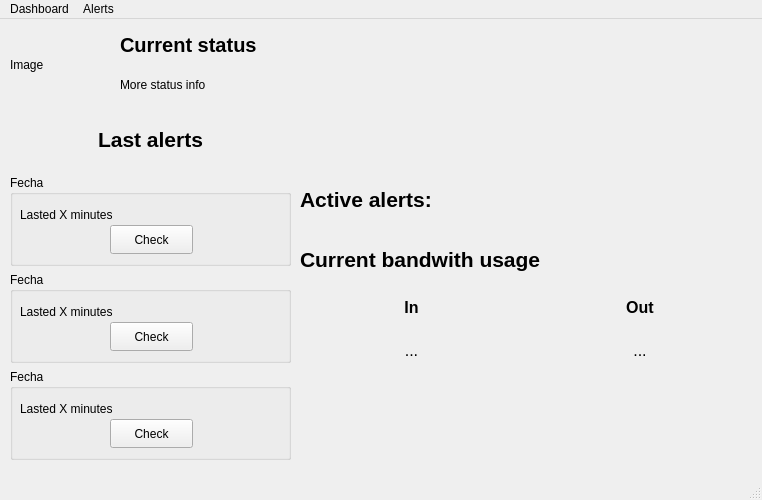
Qt form gui/mainwindow.ui (andyy-nr/dos-attack-detector) before a commit.
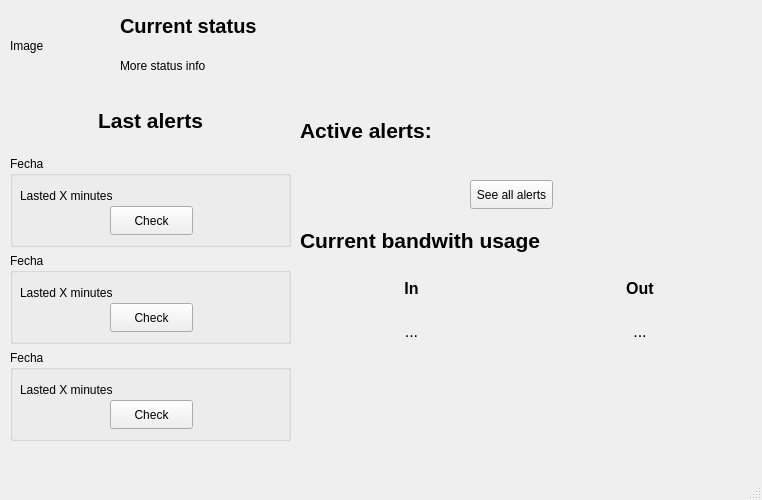
The same form after that commit.

Commit message: Changed access to alerts window

```diff
--- a/gui/mainwindow.ui
+++ b/gui/mainwindow.ui
@@ -208,7 +208,7 @@
     <property name="geometry">
      <rect>
       <x>300</x>
-      <y>150</y>
+      <y>100</y>
       <width>279</width>
       <height>60</height>
      </rect>
@@ -328,30 +328,21 @@
      </item>
     </layout>
    </widget>
+   <widget class="QPushButton" name="alert1_btn_2">
+    <property name="geometry">
+     <rect>
+      <x>470</x>
+      <y>180</y>
+      <width>83</width>
+      <height>29</height>
+     </rect>
+    </property>
+    <property name="text">
+     <string>See all alerts</string>
+    </property>
+   </widget>
   </widget>
   <widget class="QStatusBar" name="statusbar"/>
-  <widget class="QMenuBar" name="menuBar">
-   <property name="geometry">
-    <rect>
-     <x>0</x>
-     <y>0</y>
-     <width>762</width>
-     <height>33</height>
-    </rect>
-   </property>
-   <widget class="QMenu" name="menuDashboard">
-    <property name="title">
-     <string>Dashboard</string>
-    </property>
-   </widget>
-   <widget class="QMenu" name="menuAlerts">
-    <property name="title">
-     <string>Alerts</string>
-    </property>
-   </widget>
-   <addaction name="menuDashboard"/>
-   <addaction name="menuAlerts"/>
-  </widget>
  </widget>
  <resources/>
  <connections/>
```
The commit also changes 2 other files.
